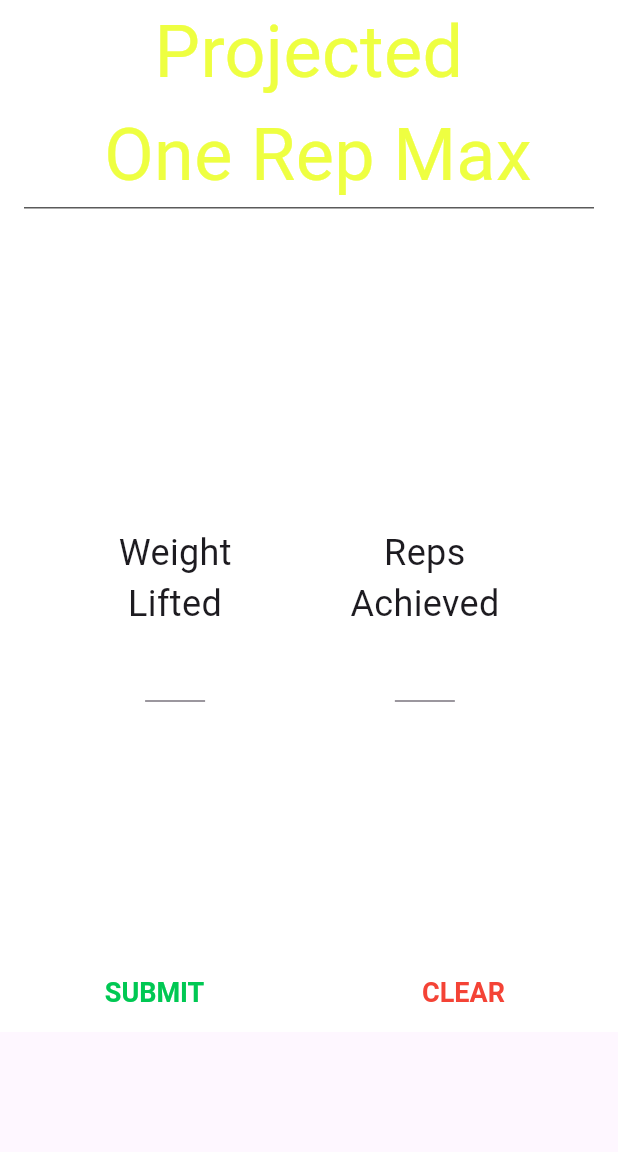
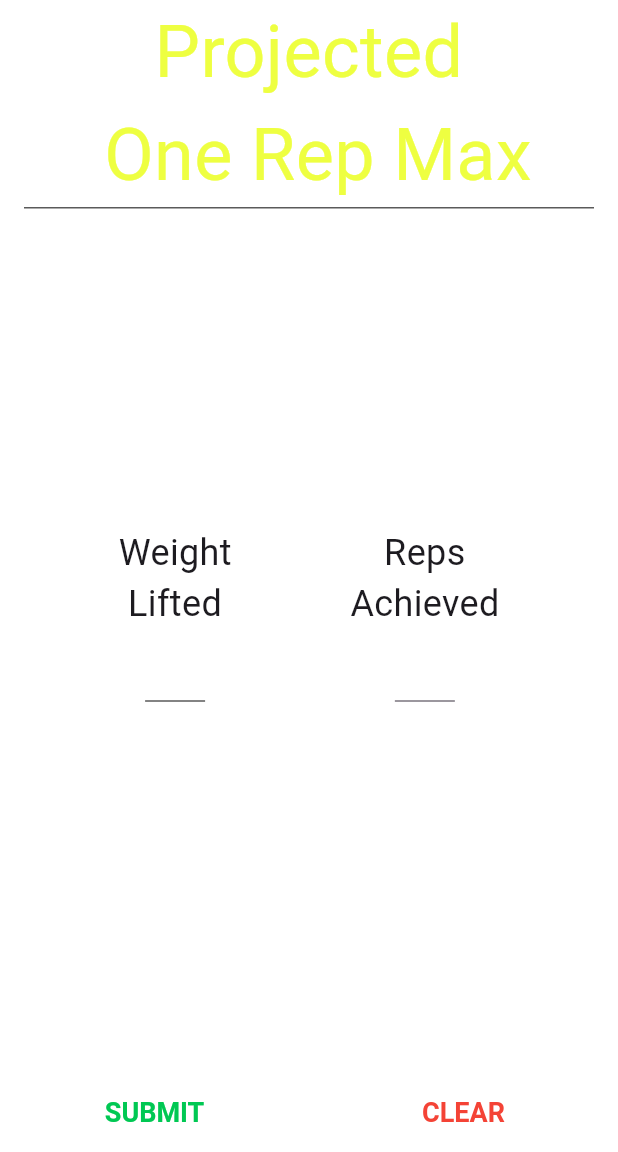
Before and after one commit to Techercise/flutter_one_rep_max_calculator, a Flutter app: the screen it shows after launch, on a phone screen of 412 x 824 dp, the part 84-1236 px from its top. Run offline on Flutter 3.47's test engine with Material 3 defaults, Android fonts, the phone set to English and light mode, and no system bars; Roboto replaces fonts that are missing (sans-serif-smallcaps).

Commit message:
Fixed floating bottom button bar issue

```diff
--- a/lib/calculator.dart
+++ b/lib/calculator.dart
@@ -91,7 +91,16 @@ class _CalculatorState extends State<Calculator> {
                               child: TextField(
                                 obscureText: false,
                                 decoration: const InputDecoration(
-                                    border: UnderlineInputBorder()),
+                                  enabledBorder: UnderlineInputBorder(
+                                    borderSide: BorderSide(color: Color(0xff5A5A5A))
+                                  ),
+                                  focusedBorder: UnderlineInputBorder(
+                                    borderSide: BorderSide(color: Color(0xff5A5A5A))
+                                  ),
+                                  border: UnderlineInputBorder(
+                                    borderSide: BorderSide(color: Color(0xff5A5A5A))
+                                  )
+                                ),
                                 keyboardType: TextInputType.number,
                                 controller: weightFieldText,
                               ),
--- a/lib/main.dart
+++ b/lib/main.dart
@@ -1,5 +1,6 @@
+// TO-DO: Figure out why buttons are no longer on bottom of device
 
-
+import 'package:flutter/cupertino.dart';
 import 'package:flutter/material.dart';
 import 'package:flutter_one_rep_max_calculator/calculator.dart' as calc;
 import 'package:url_launcher/url_launcher.dart';
@@ -32,14 +33,6 @@ class InitScreen extends StatelessWidget {
           title: const Text('One Rep Max Calculator'),
         ),
         body: const calc.Calculator(),
-        bottomNavigationBar: const BottomAppBar(
-          elevation: 0,
-          color: Colors.transparent,
-          child: OverflowBar(
-            alignment: MainAxisAlignment.spaceBetween,
-            overflowAlignment: OverflowBarAlignment.center,
-          ),
-        ),
         drawer: Drawer(
             child: ListView(
               padding: EdgeInsets.zero,
```
Also changed, not shown: 6 other files.
